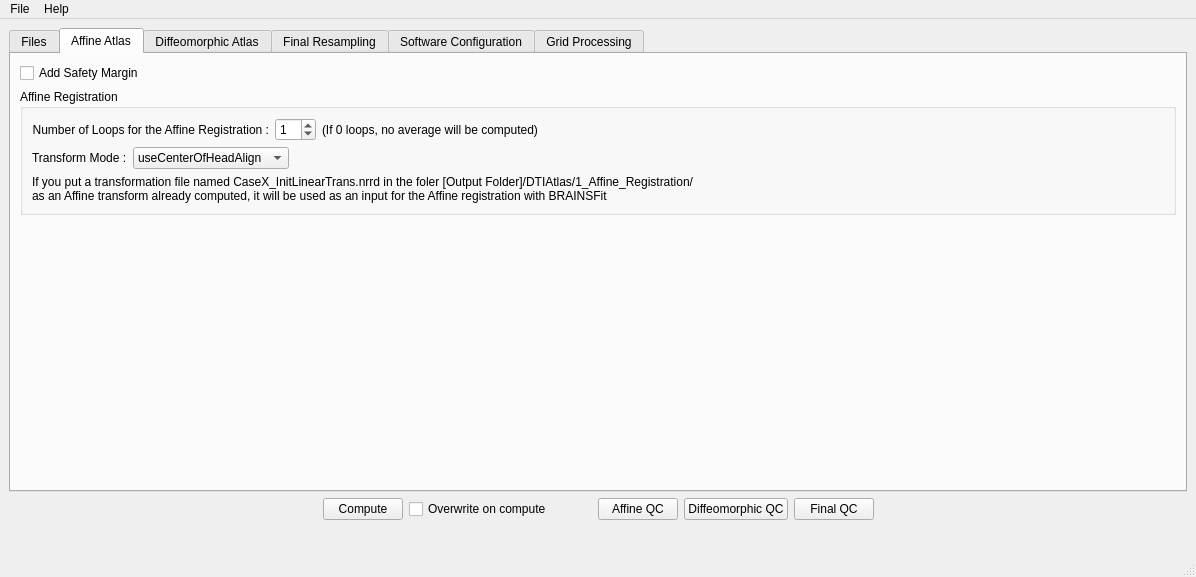
Above: GUIwindow.ui from adrienkaiser/DTIAtlasBuilder before the change. Below: the same form after it.
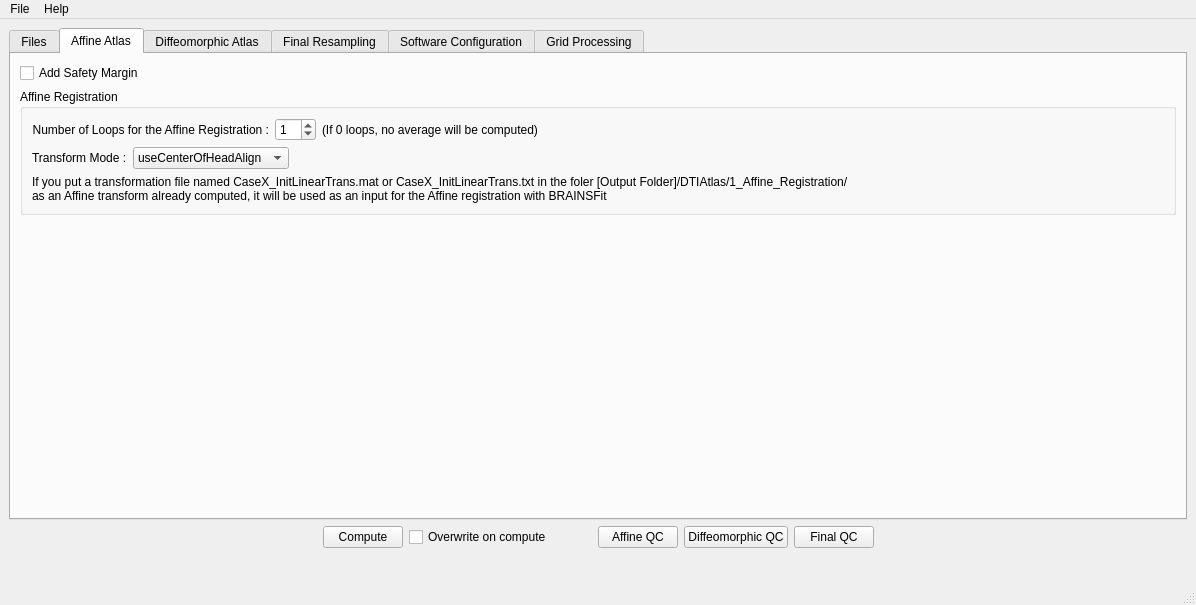
That is the form after the change. The open tabs and pages were chosen to show the change.

Commit message: ENH: add .mat format for searched initial transform file

```diff
--- a/GUIwindow.ui
+++ b/GUIwindow.ui
@@ -7,7 +7,7 @@
     <x>0</x>
     <y>0</y>
     <width>1196</width>
-    <height>577</height>
+    <height>605</height>
    </rect>
   </property>
   <property name="windowTitle">
@@ -363,7 +363,7 @@
            <item>
             <widget class="QLabel" name="label_21">
              <property name="text">
-              <string>If you put a transformation file named CaseX_InitLinearTrans.nrrd in the foler [Output Folder]/DTIAtlas/1_Affine_Registration/
+              <string>If you put a transformation file named CaseX_InitLinearTrans.mat or CaseX_InitLinearTrans.txt in the foler [Output Folder]/DTIAtlas/1_Affine_Registration/
 as an Affine transform already computed, it will be used as an input for the Affine registration with BRAINSFit</string>
              </property>
             </widget>
```
The commit also changes 1 other file.
